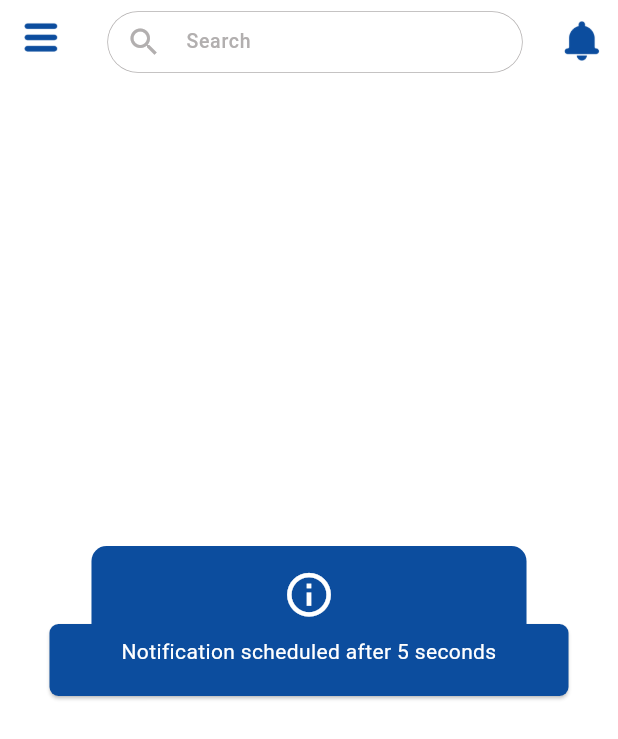
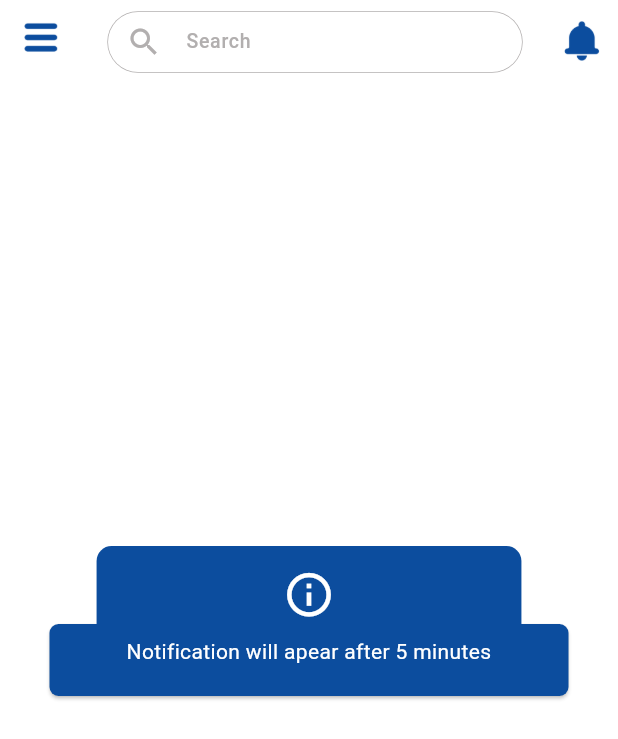
Before and after one commit to jawad4353/codecoy, a Flutter app: the Home screen opened directly, after a tap on "Create Notification", on a phone screen of 412 x 824 dp. Shown: the top 739 px of the screen. Run offline on Flutter 3.47's test engine with Material 3 defaults, Android fonts, the phone set to English and light mode, and no system bars; our stand-ins replace awesome_bottom_bar, awesome_notifications, bloc, cached_network_image, cloud_firestore, equatable and 15 more; missing offline and left inert: flutter_background_service, proste_bezier_curve; accounts and stored records are empty; network calls fail.

Commit message:
notifications background almost done

```diff
--- a/lib/utilis/app_constants.dart
+++ b/lib/utilis/app_constants.dart
@@ -60,8 +60,8 @@ class AppConstants{
   static String foregroundChannelDescription=' This jawad_foreground is channel to display foreground notifications';
   static String foregroundChannelKey='Jawad Foreground';
   static String channelIcon='resource://mipmap/ic_launcher';
-  static String foregroundNotification='Foreground Notification ';
-  static String foregroundNotificationBody='App is in Resumed state ';
+  static String notification=' Notification ';
+  static String notificationBody='App is in Resumed state ';
 
   //profile
   static String profile='Profile';
--- a/lib/view/screens/home/home.dart
+++ b/lib/view/screens/home/home.dart
@@ -131,8 +131,9 @@ class _HomeState extends State<Home> {
           child: Padding(
             padding:  EdgeInsets.symmetric(horizontal: 33.w),
             child: customButton(title: AppConstants.createNotification, onPressed: () async {
-              EasyLoading.showInfo('Notification scheduled after 5 seconds');
-              await Future.delayed(const Duration(seconds: 5),(){NotificationService.showNotification();});
+              EasyLoading.showInfo('Notification will apear after 5 minutes');
+              NotificationService.showNotification();
+             // await Future.delayed(const Duration(seconds: 0),(){;});
             }),
           ),
         ),
--- a/pubspec.yaml
+++ b/pubspec.yaml
@@ -65,6 +65,7 @@ dependencies:
   path_provider: ^2.1.3
   cached_network_image: ^3.3.1
   image_picker: ^1.0.8
+  flutter_background_service: ^5.0.5
 
 
 
```
Also changed, not shown: lib/main.dart (+21 -2 lines), lib/view/screens/home/notification_service.dart (+10 -8 lines), pubspec.lock, 2 other files.
